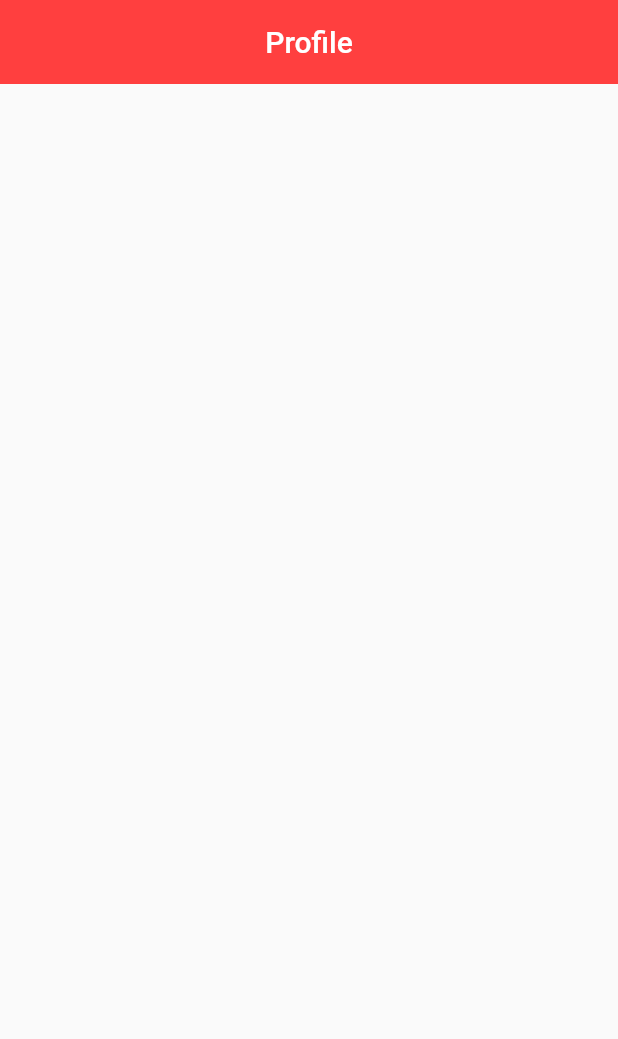
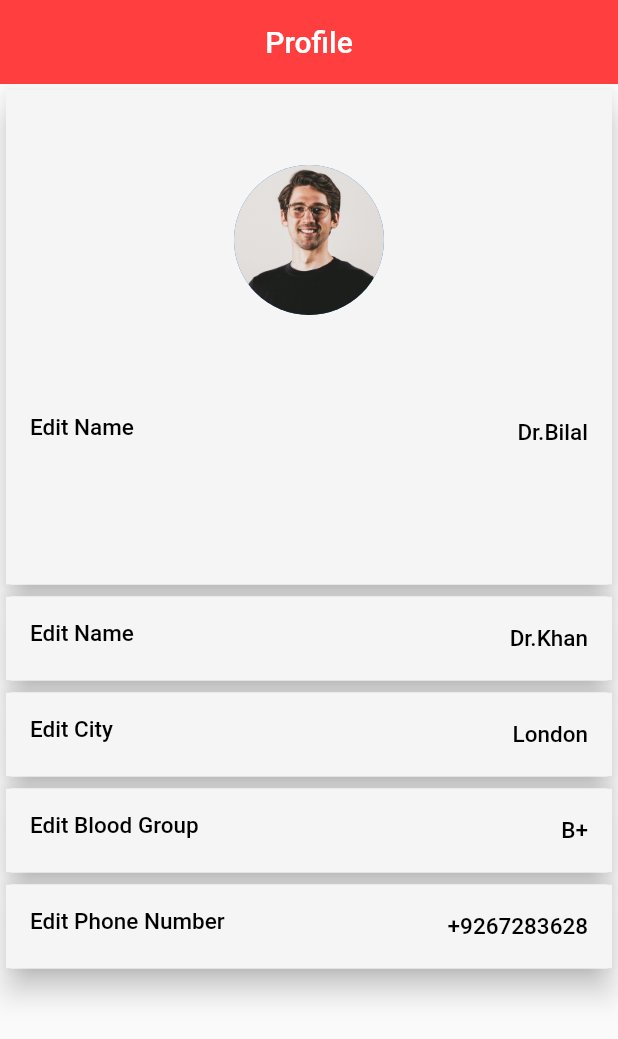
Before and after one commit to maaz-afridi20/smart_blood_bankk, a Flutter app: the ProfilePage screen opened directly, on a phone screen of 412 x 824 dp. Shown: the top 1039 px of the screen. Run offline on Flutter 3.47's test engine with Material 2 defaults, Android fonts, the phone set to English and light mode, and no system bars; our stand-ins replace get, pinput.

Commit message:
creating profile screen

```diff
--- a/lib/consts/colors.dart
+++ b/lib/consts/colors.dart
@@ -8,3 +8,5 @@ const bluecolor = Color(0xff40bfff);
 const whitecolor = Color(0xffffffff);
 const otpbracketcolor = Color(0xffd9d9d9);
 const drawerBackground = Color(0xfffcfcfc);
+const profileBackgroundcolor = Color(0xfff5f5f5);
+const listileColor = Color(0xfffefefe);
--- /dev/null
+++ b/lib/reusable/profile_listile.dart
@@ -0,0 +1,31 @@
+import 'package:flutter/material.dart';
+import 'package:smart_blood_bank/consts/colors.dart';
+import 'package:smart_blood_bank/consts/text_style.dart';
+
+Widget profileListile({
+  myleading,
+  mytrailing,
+}) {
+  return Card(
+    elevation: 8,
+    child: ListTile(
+      tileColor: profileBackgroundcolor,
+      leading: Text(
+        '$myleading',
+        style: customTextStyle(
+          color: blackk,
+          size: 15,
+          weight: FontWeight.w500,
+        ),
+      ),
+      trailing: Text(
+        '$mytrailing',
+        style: customTextStyle(
+          color: blackk,
+          size: 15,
+          weight: FontWeight.w500,
+        ),
+      ),
+    ),
+  );
+}
--- a/lib/views/profile.dart
+++ b/lib/views/profile.dart
@@ -1,4 +1,8 @@
 import 'package:flutter/material.dart';
+import 'package:get/get.dart';
+import 'package:smart_blood_bank/consts/colors.dart';
+import 'package:smart_blood_bank/consts/text_style.dart';
+import 'package:smart_blood_bank/reusable/profile_listile.dart';
 
 class ProfilePage extends StatelessWidget {
   const ProfilePage({super.key});
@@ -11,6 +15,65 @@ class ProfilePage extends StatelessWidget {
         automaticallyImplyLeading: false,
         title: const Text('Profile'),
       ),
+      body: SingleChildScrollView(
+        physics: const BouncingScrollPhysics(),
+        child: Column(
+          children: [
+            Card(
+              elevation: 8,
+              child: Container(
+                color: profileBackgroundcolor,
+                height: Get.height * 0.4,
+                child: Column(
+                  children: [
+                    const Center(
+                      heightFactor: 2,
+                      child: CircleAvatar(
+                        radius: 50,
+                        backgroundImage: AssetImage('assets/images/user.jpg'),
+                      ),
+                    ),
+                    ListTile(
+                      leading: Text(
+                        'Edit Name',
+                        style: customTextStyle(
+                          color: blackk,
+                          size: 15,
+                          weight: FontWeight.w500,
+                        ),
+                      ),
+                      trailing: Text(
+                        'Dr.Bilal',
+                        style: customTextStyle(
+                          color: blackk,
+                          size: 15,
+                          weight: FontWeight.w500,
+                        ),
+                      ),
+                    ),
+                  ],
+                ),
+              ),
+            ),
+            profileListile(
+              myleading: 'Edit Name',
+              mytrailing: 'Dr.Khan',
+            ),
+            profileListile(
+              myleading: 'Edit City',
+              mytrailing: 'London',
+            ),
+            profileListile(
+              myleading: 'Edit Blood Group',
+              mytrailing: 'B+',
+            ),
+            profileListile(
+              myleading: 'Edit Phone Number',
+              mytrailing: '+9267283628',
+            ),
+          ],
+        ),
+      ),
     );
   }
 }
```
Also changed, not shown: assets/images/user.jpg (added).
